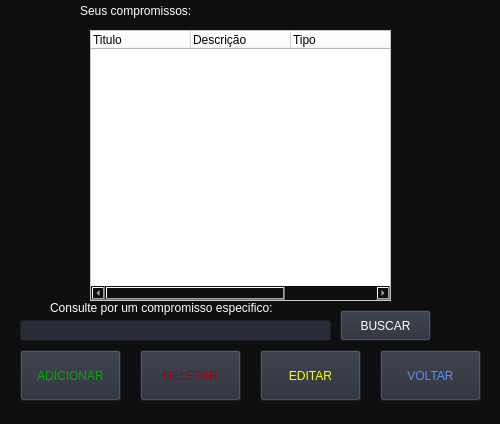
Old version of the form SN3/_pages/agenda.ui in the repository felipe2102/Notebook.
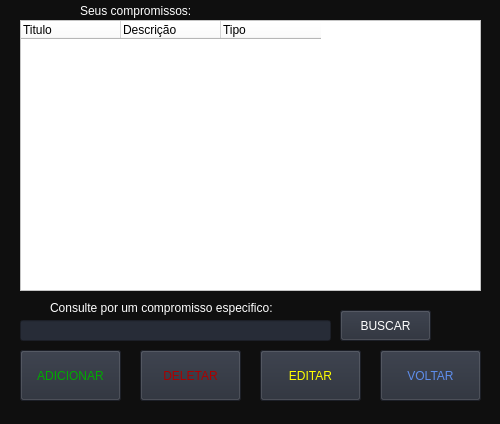
New version of the form.

```diff
--- a/SN3/_pages/agenda.ui
+++ b/SN3/_pages/agenda.ui
@@ -174,9 +174,9 @@
   <widget class="QTableWidget" name="tableWidget">
    <property name="geometry">
     <rect>
-     <x>90</x>
-     <y>30</y>
-     <width>301</width>
+     <x>20</x>
+     <y>20</y>
+     <width>461</width>
      <height>271</height>
     </rect>
    </property>
@@ -185,6 +185,9 @@
 color: rgb(0, 0, 0);
 font: 87 8pt &quot;Arial Black&quot;;</string>
    </property>
+   <property name="sizeAdjustPolicy">
+    <enum>QAbstractScrollArea::AdjustToContents</enum>
+   </property>
    <column>
     <property name="text">
      <string>Titulo</string>
```
